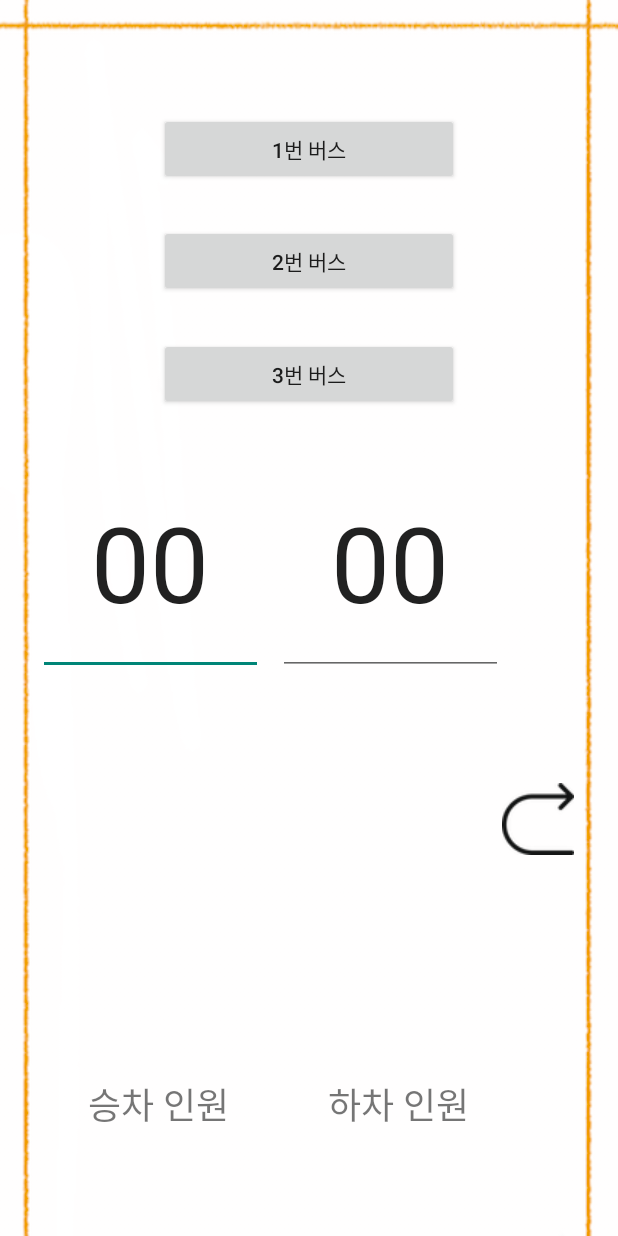
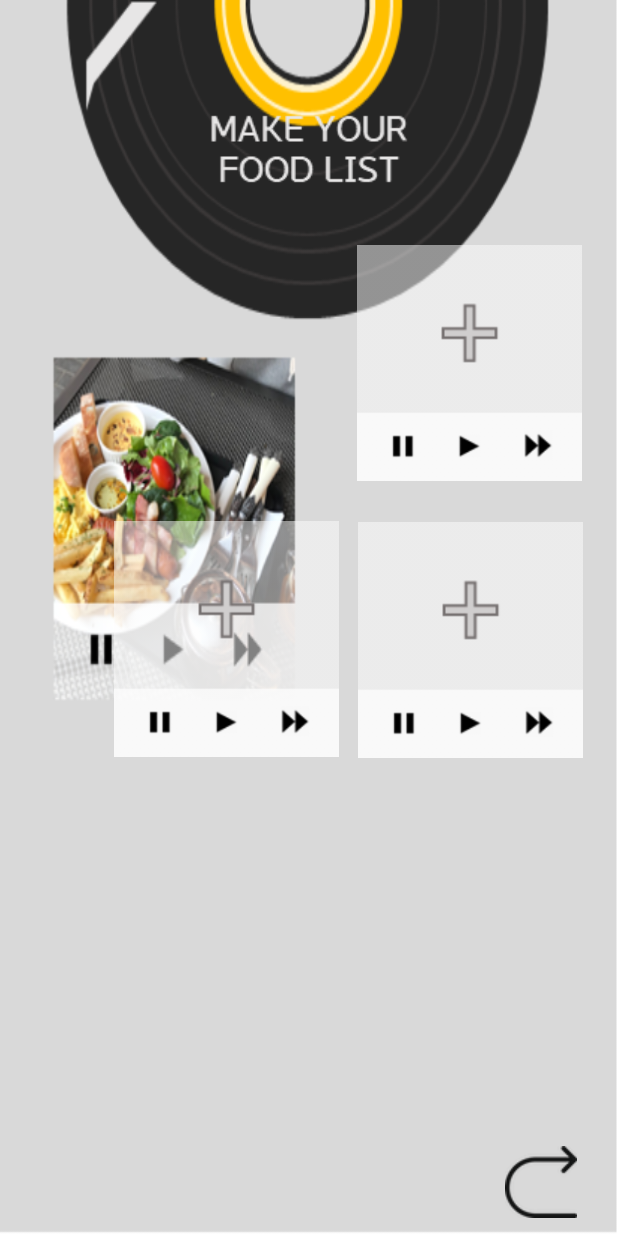
Before and after one commit to jaySHKorea/UNIST_wenikids, an Android app: the StudentActivity screen opened directly, with no data from a screen before it, on a phone screen of 412 x 824 dp. Run offline under Robolectric (Android 15) with nearby library versions, the phone set to English and light mode, and no system bars.

Commit message:
initial commit

```diff
--- a/app/src/main/java/com/wenikids/knuprime110/wenikids/LoginActivity.java
+++ b/app/src/main/java/com/wenikids/knuprime110/wenikids/LoginActivity.java
@@ -36,6 +36,8 @@ public class LoginActivity extends AppCompatActivity implements  GoogleApiClient
     private FirebaseAuth mAuth;
     //현재 로그인 된 유저 정보를 담을 변수
     private FirebaseUser currentUser;
+
+
 
     @Override
     protected void onCreate(Bundle savedInstanceState) {
--- a/app/src/main/java/com/wenikids/knuprime110/wenikids/MainActivity.java
+++ b/app/src/main/java/com/wenikids/knuprime110/wenikids/MainActivity.java
@@ -57,13 +57,13 @@
          public boolean onNavigationItemSelected(@NonNull MenuItem item) {
 
              switch (item.getItemId()) {
-                 case R.id.my_account:
+                 case R.id.my_page:
                      Toast.makeText(MainActivity.this, currentUser.getEmail(), Toast.LENGTH_SHORT).show();
                      return true;
                  case R.id.GPS:
                      startActivity(new Intent(MainActivity.this, GpsActivity.class));
                      return true;
-                 case R.id.Students:
+                 case R.id.my_list:
                      startActivity(new Intent(MainActivity.this, StudentActivity.class));
                      return true;
              }
--- a/app/src/main/res/layout/activity_student.xml
+++ b/app/src/main/res/layout/activity_student.xml
@@ -9,117 +9,58 @@
     <RelativeLayout xmlns:android="http://schemas.android.com/apk/res/android"
         android:layout_width="match_parent"
         android:layout_height="match_parent"
-        android:background="@drawable/main_background"
-        tools:layout_editor_absoluteX="0dp"
-        tools:layout_editor_absoluteY="305dp">
-
-
-        <EditText
-            android:id="@+id/in"
-            android:layout_width="150dp"
-            android:layout_height="150dp"
-            android:layout_alignParentStart="true"
-            android:layout_alignParentTop="true"
-            android:layout_marginStart="25dp"
-            android:layout_marginTop="300dp"
-            android:ems="10"
-            android:inputType="textPersonName"
-            android:text="00"
-            android:textAlignment="center"
-            android:textSize="70sp" />
-
-        <EditText
-            android:id="@+id/out"
-            android:layout_width="150dp"
-            android:layout_height="150dp"
-            android:layout_alignParentStart="true"
-            android:layout_alignParentTop="true"
-            android:layout_marginStart="185dp"
-            android:layout_marginTop="300dp"
-            android:ems="10"
-            android:inputType="textPersonName"
-            android:text="00"
-            android:textAlignment="center"
-            android:textSize="70sp" />
-
-        <TextView
-            android:id="@+id/inText"
-            android:layout_width="160dp"
-            android:layout_height="wrap_content"
-            android:layout_alignParentStart="true"
-            android:layout_alignParentBottom="true"
-            android:layout_marginStart="25dp"
-            android:layout_marginBottom="70dp"
-            android:ems="10"
-            android:inputType="textPersonName"
-            android:text="승차 인원"
-            android:textAlignment="center"
-            android:textSize="24sp" />
-
-        <TextView
-            android:id="@+id/outText"
-            android:layout_width="160dp"
-            android:layout_height="wrap_content"
-            android:layout_alignParentStart="true"
-            android:layout_alignParentBottom="true"
-            android:layout_marginStart="185dp"
-            android:layout_marginBottom="70dp"
-            android:ems="10"
-            android:inputType="textPersonName"
-            android:text="하차 인원"
-            android:textAlignment="center"
-            android:textSize="24sp" />
+        android:background="@drawable/list_background"
+        tools:layout_editor_absoluteX="280dp"
+        tools:layout_editor_absoluteY="219dp">
 
         <ImageButton
             android:id="@+id/back_student"
-            android:layout_width="59dp"
-            android:layout_height="60dp"
+            android:layout_width="wrap_content"
+            android:layout_height="wrap_content"
+            android:layout_alignParentEnd="true"
+            android:layout_alignParentBottom="true"
+            android:layout_marginEnd="27dp"
+            android:layout_marginBottom="12dp"
+            android:background="@drawable/back" />
+
+        <ImageView
+            android:layout_width="wrap_content"
+            android:layout_height="wrap_content"
+            android:layout_alignParentTop="true"
+            android:layout_centerHorizontal="true"
+            android:layout_marginTop="63dp"
+            android:background="@drawable/make" />
+
+        <ImageButton
+            android:id="@+id/imageButton1"
+            android:layout_width="150dp"
+            android:layout_height="157dp"
             android:layout_alignParentTop="true"
             android:layout_alignParentEnd="true"
-            android:layout_marginTop="516dp"
+            android:layout_marginTop="163dp"
             android:layout_marginEnd="24dp"
-            android:background="#00000000"
-            android:elevation="15dp"
-            android:src="@drawable/back"
-            android:text="back"
-            tools:layout_editor_absoluteX="39dp"
-            tools:layout_editor_absoluteY="36dp" />
+            android:background="@drawable/plus" />
 
-        <Button
-            android:id="@+id/BusBtn3"
-            android:layout_width="200dp"
-            android:layout_height="wrap_content"
-            android:layout_below="@+id/Passwd"
-            android:layout_centerHorizontal="true"
-            android:layout_marginStart="20dp"
-            android:layout_marginTop="225dp"
-            android:layout_marginEnd="20dp"
-            android:layout_marginBottom="20dp"
-            android:text="3번 버스" />
+        <ImageButton
+            android:id="@+id/imageButton2"
+            android:layout_width="150dp"
+            android:layout_height="157dp"
+            android:layout_alignParentTop="true"
+            android:layout_alignParentEnd="true"
+            android:layout_marginTop="347dp"
+            android:layout_marginEnd="186dp"
+            android:background="@drawable/plus" />
 
-        <Button
-            android:id="@+id/BusBtn1"
-            android:layout_width="200dp"
-            android:layout_height="wrap_content"
-            android:layout_below="@+id/Passwd"
-            android:layout_centerHorizontal="true"
-            android:layout_marginStart="20dp"
-            android:layout_marginTop="150dp"
-            android:layout_marginEnd="20dp"
-            android:layout_marginBottom="20dp"
-            android:text="2번 버스" />
+        <ImageButton
+            android:id="@+id/imageButton3"
+            android:layout_width="150dp"
+            android:layout_height="157dp"
+            android:layout_alignParentTop="true"
+            android:layout_alignParentEnd="true"
+            android:layout_marginTop="348dp"
+            android:layout_marginEnd="23dp"
+            android:background="@drawable/plus" />
 
-        <Button
-            android:id="@+id/BusBtn2"
-            android:layout_width="200dp"
-            android:layout_height="wrap_content"
-            android:layout_below="@+id/Passwd"
-            android:layout_centerHorizontal="true"
-            android:layout_marginStart="20dp"
-            android:layout_marginTop="75dp"
-            android:layout_marginEnd="20dp"
-            android:layout_marginBottom="20dp"
-            android:text="1번 버스" />
     </RelativeLayout>
 
 </android.support.constraint.ConstraintLayout>
```
Also changed, not shown: app/src/main/AndroidManifest.xml (+17 -10 lines), app/src/main/java/com/wenikids/knuprime110/wenikids/GpsActivity.java (+9 -4 lines), app/src/main/java/com/wenikids/knuprime110/wenikids/IntroActivity.java (added, +41 -0 lines), app/src/main/res/layout/activity_gps.xml (+0 -21 lines), app/src/main/res/layout/activity_intro.xml (added, +21 -0 lines), app/src/main/res/layout/activity_login.xml (+19 -13 lines), app/src/main/res/layout/activity_main.xml (+8 -33 lines), app/src/main/res/menu/menu.xml (+4 -4 lines), app/src/main/res/drawable/busstop.png, app/src/main/res/drawable/grid.png (added), app/src/main/res/drawable/icon.png, app/src/main/res/drawable/list_background.png (added), app/src/main/res/drawable/loginbutton.png, app/src/main/res/drawable/logout.png, 3 more files.
